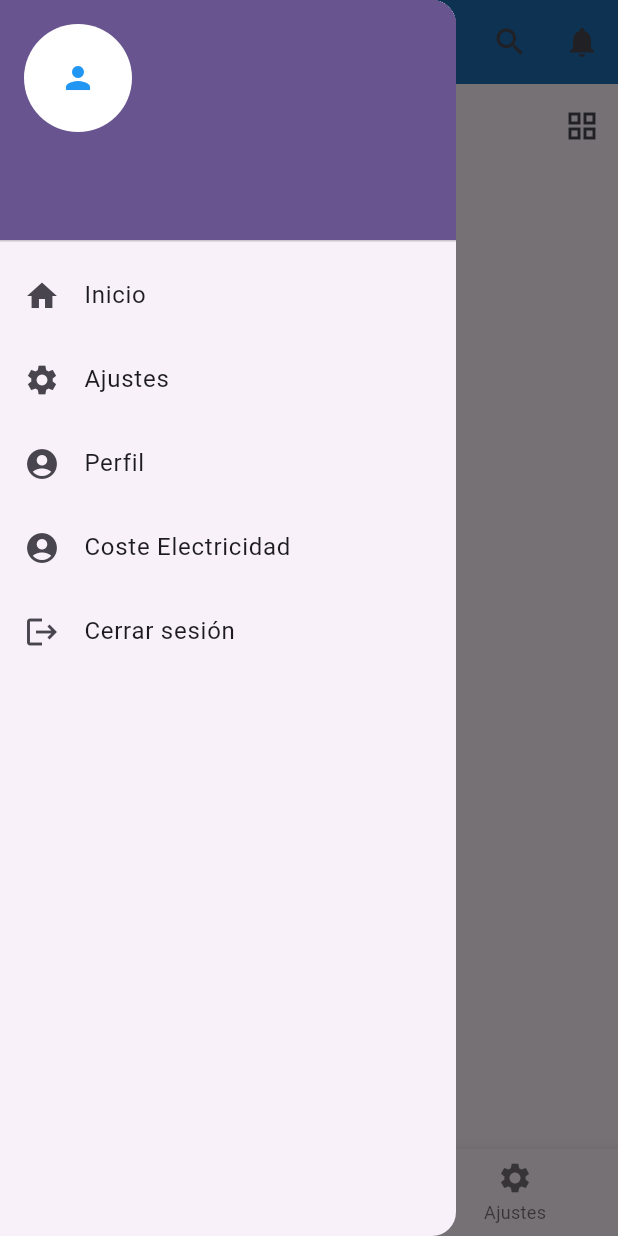
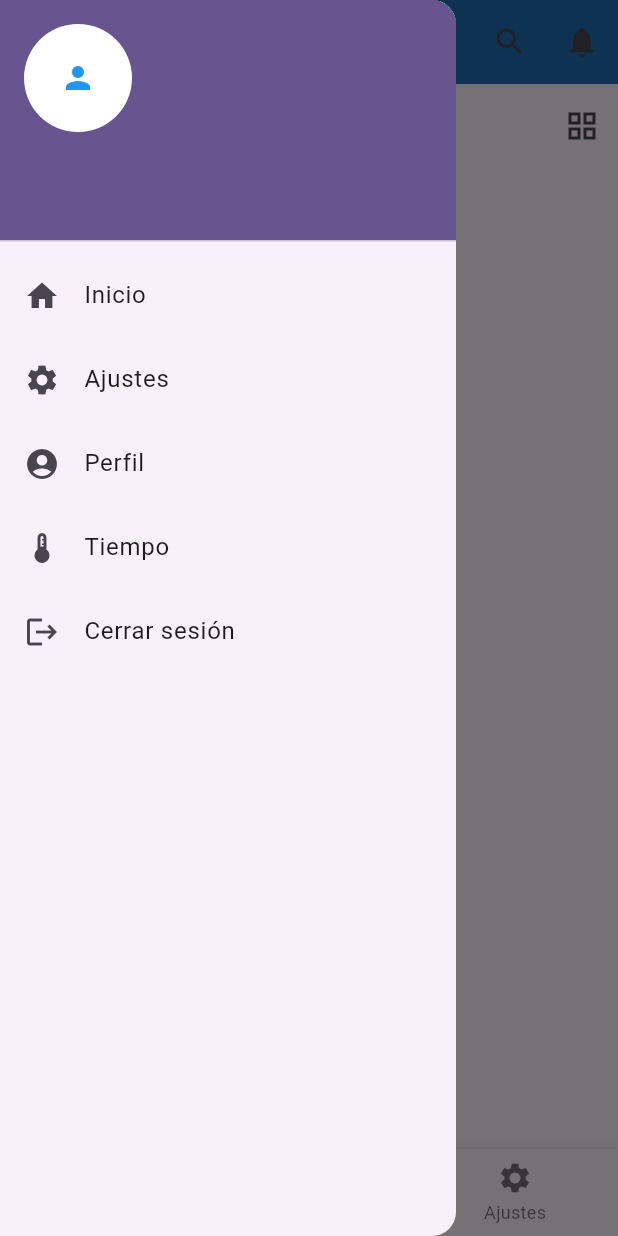
Before and after one commit to Jotaoesee/actividad3_app, a Flutter app: the Home screen opened by its route, with the side drawer open, on a phone screen of 412 x 824 dp. Run offline on Flutter 3.47's test engine with Material 3 defaults, Android fonts, the phone set to English and light mode, and no system bars; our stand-ins replace cloud_firestore, firebase_auth, firebase_core, firebase_storage, font_awesome_flutter, geolocator and 1 more; missing offline and left inert: image_picker_web; accounts and stored records are empty.

Commit message:
añado opcion en el drawer para poder ir a la pantalla donde te da el tiempo de las siguientes 24 horas

```diff
--- a/lib/main.dart
+++ b/lib/main.dart
@@ -32,7 +32,7 @@ class MyApp extends StatelessWidget {
       ),
       initialRoute: '/splash', // Ruta inicial ahora es la pantalla Splash
       routes: {
-        '/splash': (context) => PantallaTiempo(),
+        '/splash': (context) => const Home(),
         '/inicio': (context) => const InicioSesion(),
         '/registro': (context) => Registro(),
         '/home': (context) => const Home(),
--- a/lib/pantallas/home.dart
+++ b/lib/pantallas/home.dart
@@ -135,13 +135,13 @@ class _HomeState extends State<Home> {
             },
           ),
           ListTile(
-            leading: const Icon(Icons.account_circle),
-            title: const Text('Coste Electricidad'),
+            leading: const Icon(Icons.thermostat),
+            title: const Text('Tiempo'),
             onTap: () {
               Navigator.pop(context); // Cierra el Drawer
               Navigator.push(
                 context,
-                MaterialPageRoute(builder: (context) => PantallaTiempo()), // Navegar directamente a CosteElectricidad
+                MaterialPageRoute(builder: (context) => PantallaTiempo()), // Navegar directamente a PantallaTiempo
               );
             },
           ),
```
